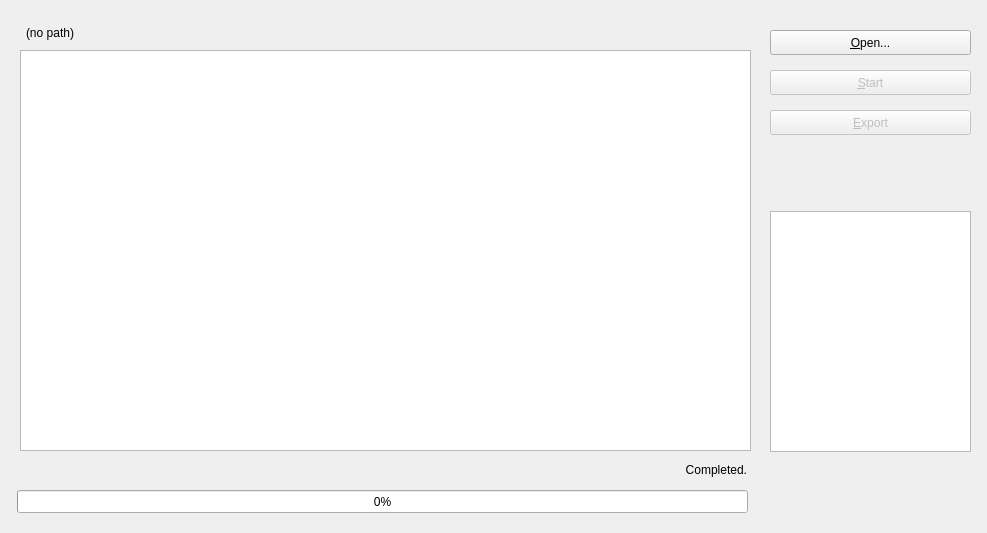
This is app/ui/form_metrics.ui in HansBug/dgdvapp as Qt 5 draws it before an edit. The edited form follows.
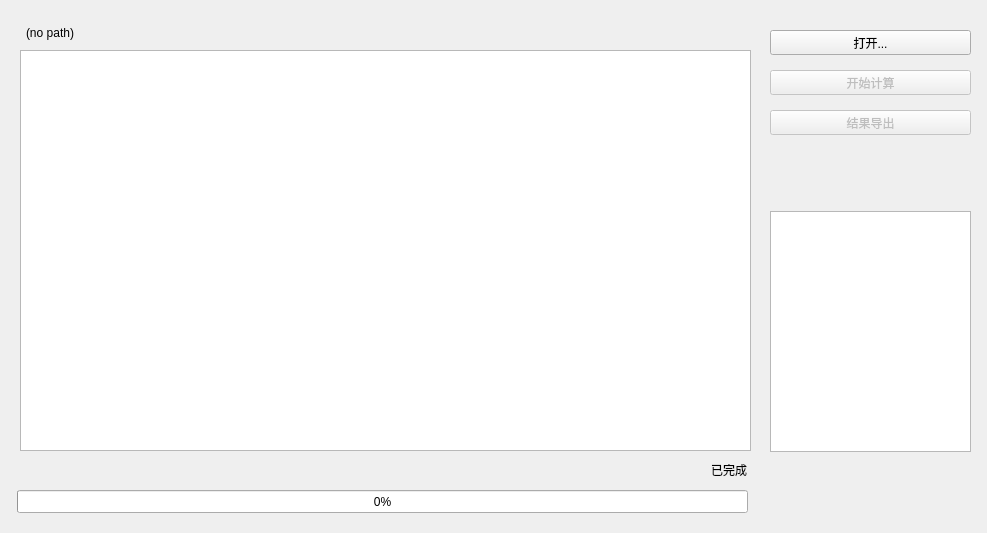
This is the edited form.

The edit to the form file:
```diff
--- a/app/ui/form_metrics.ui
+++ b/app/ui/form_metrics.ui
@@ -33,7 +33,7 @@
     </rect>
    </property>
    <property name="text">
-    <string>&amp;Open...</string>
+    <string>打开...</string>
    </property>
    <property name="shortcut">
     <string>Ctrl+O</string>
@@ -52,7 +52,7 @@
     </rect>
    </property>
    <property name="text">
-    <string>&amp;Start</string>
+    <string>开始计算</string>
    </property>
    <property name="shortcut">
     <string>Return</string>
@@ -68,7 +68,7 @@
     </rect>
    </property>
    <property name="text">
-    <string>Completed.</string>
+    <string>已完成</string>
    </property>
    <property name="alignment">
     <set>Qt::AlignRight|Qt::AlignTrailing|Qt::AlignVCenter</set>
@@ -113,7 +113,7 @@
     </rect>
    </property>
    <property name="text">
-    <string>&amp;Export</string>
+    <string>结果导出</string>
    </property>
   </widget>
   <widget class="QListWidget" name="list_metrics">
```
Left out of the diff: 2 changed lines with no effect on the pictures.
